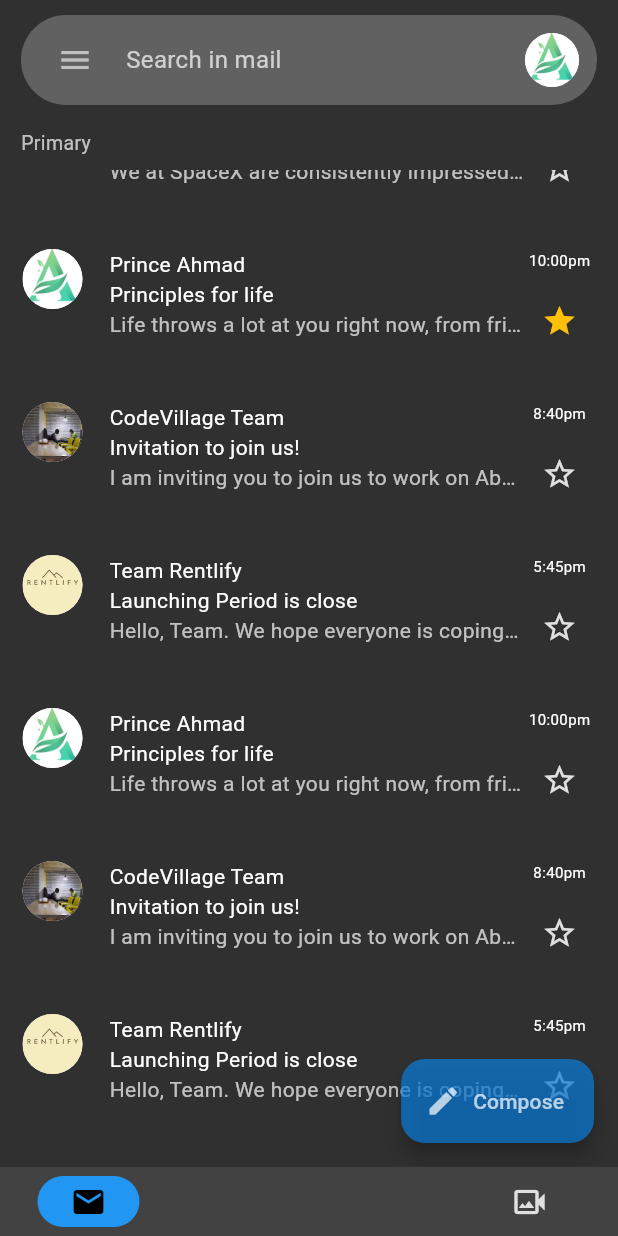
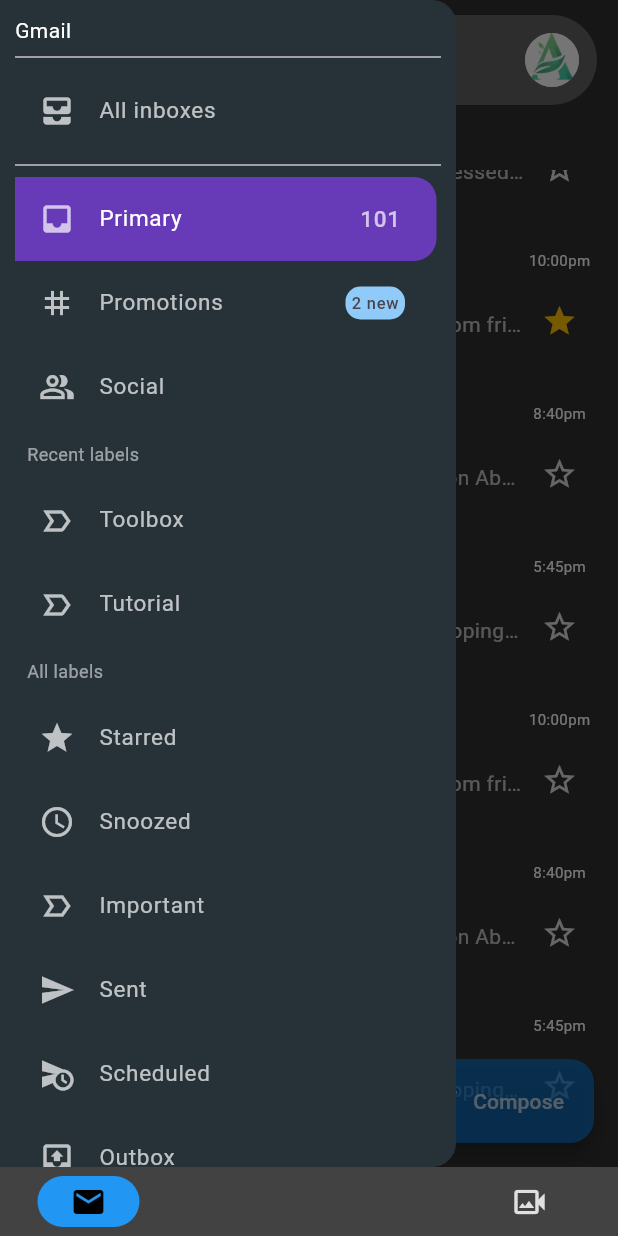
Before and after one commit to ahmad-cod/gmail_ui_clone, a Flutter app: the screen it shows after launch, scrolled down 467 dp, after a tap on the "menu" icon, on a phone screen of 412 x 824 dp. Run offline on Flutter 3.47's test engine with Material 3 defaults, Android fonts, the phone set to English and light mode, and no system bars; drawn by our look-alikes of google_nav_bar; our stand-ins replace flutter_svg, google_fonts.

Commit message:
feat: Add side menu

```diff
--- /dev/null
+++ b/lib/components/custom_drawer_tile.dart
@@ -0,0 +1,21 @@
+import 'package:flutter/material.dart';
+
+class CustomDrawerTile extends StatelessWidget {
+  const CustomDrawerTile({super.key, required this.iconData, required this.text});
+
+  final IconData iconData;
+  final String text;
+
+  @override
+  Widget build(BuildContext context) {
+    return ListTile(
+                leading: Icon(iconData, color: Colors.white70,),
+                title: Text(text,
+                style: const TextStyle(
+                  color: Colors.white70,
+                  fontSize: 15,
+                ),
+                ),
+              );
+  }
+}
--- /dev/null
+++ b/lib/components/custom_drawer_title.dart
@@ -0,0 +1,21 @@
+import 'package:flutter/material.dart';
+
+class CustomDrawerTitle extends StatelessWidget {
+  const CustomDrawerTitle({super.key, required this.data});
+
+  final String data;
+
+  @override
+  Widget build(BuildContext context) {
+    return Padding(
+      padding: const EdgeInsets.all(8.0),
+      child: Text(
+        data,
+        style: const TextStyle(
+          fontSize: 12,
+          color: Colors.white54
+        )
+      ),
+    );
+  }
+}
--- /dev/null
+++ b/lib/components/my_drawer.dart
@@ -0,0 +1,134 @@
+import 'package:flutter/material.dart';
+import 'package:gmail_clone/components/custom_drawer_tile.dart';
+import 'package:gmail_clone/components/custom_drawer_title.dart';
+import 'package:gmail_clone/model/drawer_item.dart';
+
+class MyDrawer extends StatelessWidget {
+  const MyDrawer({super.key});
+
+  final List<DrawerItem> _drawerItems = const [
+    DrawerItem(iconData: Icons.star, title: 'Starred'),
+    DrawerItem(iconData: Icons.schedule_sharp, title: 'Snoozed'),
+    DrawerItem(iconData: Icons.label_important_outline_sharp, title: 'Important'),
+    DrawerItem(iconData: Icons.send, title: 'Sent'),
+    DrawerItem(iconData: Icons.schedule_send, title: 'Scheduled'),
+    DrawerItem(iconData: Icons.outbox, title: 'Outbox'),
+    DrawerItem(iconData: Icons.drafts, title: 'Drafts'),
+    DrawerItem(iconData: Icons.mail_sharp, title: 'All mail'),
+    DrawerItem(iconData: Icons.dangerous_outlined, title: 'Spam'),
+    DrawerItem(iconData: Icons.delete, title: 'Trash'),
+    DrawerItem(iconData: Icons.label_important_outline_sharp, title: 'Old Inbox'),
+    DrawerItem(iconData: Icons.label_important_outline_sharp, title: 'toolbox'),
+    DrawerItem(iconData: Icons.label_important_outline_sharp, title: 'Tutorial'),
+  ];
+
+  @override
+  Widget build(BuildContext context) {
+    return Drawer(
+      backgroundColor: Colors.blueGrey[900],
+
+      child: ListView(
+        padding: const EdgeInsets.all(10),
+        children: [
+          const Text('Gmail'),
+          const Divider(),
+          const CustomDrawerTile(
+            iconData: Icons.all_inbox,
+            text: 'All inboxes',
+          ),
+          const Divider(),
+          Container(
+            margin: const EdgeInsets.only(right: 3),
+            decoration: const BoxDecoration(
+              color: Colors.deepPurple,
+              borderRadius: BorderRadius.only(topRight: Radius.circular(15), bottomRight: Radius.circular(15)),
+            ),
+            child: const ListTile(
+              leading: Icon(Icons.inbox, color: Colors.white70,),
+              title: Text('Primary',
+                style: TextStyle(
+                  color: Colors.white,
+                  fontSize: 15),
+              ),
+              trailing: Text('101',
+              style: TextStyle(
+                color: Colors.white70,
+                fontSize: 15),
+              ),
+            ),
+          ),
+          ListTile(
+            leading: const Icon(Icons.tag, color: Colors.white70,),
+            title: const Text('Promotions',
+              style: TextStyle(
+                color: Colors.white70,
+                fontSize: 15,
+              ),
+            ),
+            trailing: Container(
+              padding: const EdgeInsets.symmetric(horizontal: 4, vertical: 3),
+              decoration: BoxDecoration(
+                color: Colors.blue[200],
+                borderRadius: BorderRadius.circular(10)
+              ),
+              child: const Text('2 new'),
+            ),
+          ),
+          const CustomDrawerTile(
+            iconData: Icons.people_alt_outlined,
+            text: 'Social',
+          ),
+          const CustomDrawerTitle(data: 'Recent labels'),
+          const CustomDrawerTile(
+            iconData: Icons.label_important_outline,
+            text: 'Toolbox',
+          ),
+          const CustomDrawerTile(
+            iconData: Icons.label_important_outline,
+            text: 'Tutorial',
+          ),
+          const CustomDrawerTitle(data: 'All labels'),
+         SizedBox(
+          height: 630,
+           child: ListView.builder(
+            itemCount: _drawerItems.length,
+            itemBuilder: (context, index) {
+              return ListTile(
+                leading: Icon(_drawerItems[index].iconData, color: Colors.white70,),
+                title: Text(_drawerItems[index].title,
+                style: const TextStyle(
+                  color: Colors.white70,
+                  fontSize: 15,
+                ),
+                ),
+              );
+            }
+           ),
+         ),
+
+          const CustomDrawerTitle(data: 'Google Apps'),
+          const CustomDrawerTile(
+            iconData: Icons.calendar_today,
+            text: 'Calendar',
+          ),
+          const CustomDrawerTile(
+            iconData: Icons.contacts,
+            text: 'Contacts',
+          ),
+          const Divider(),
+          const CustomDrawerTile(
+            iconData: Icons.settings,
+            text: 'Settings',
+          ),
+
+          const CustomDrawerTile(
+            iconData: Icons.help_outline,
+            text: 'Help & feedback',
+          ),
+
+
+        ],
+      ),
+    );
+  }
+}
--- /dev/null
+++ b/lib/model/drawer_item.dart
@@ -0,0 +1,13 @@
+import 'package:flutter/material.dart';
+
+class DrawerItem {
+  const DrawerItem({
+    required this.iconData,
+    required this.title,
+    this.trailingText,
+  });
+
+  final IconData iconData;
+  final String title;
+  final String? trailingText;
+}
--- a/lib/pages/emails_page.dart
+++ b/lib/pages/emails_page.dart
@@ -1,5 +1,6 @@
 import 'package:flutter/material.dart';
 import 'package:gmail_clone/components/email_card.dart';
+import 'package:gmail_clone/components/my_drawer.dart';
 import 'package:gmail_clone/model/email.dart';
 
 class EmailsPage extends StatelessWidget {
@@ -9,11 +10,18 @@
   Widget build(BuildContext context) {
     return Scaffold(
       backgroundColor: Colors.grey[850],
+      drawer: const MyDrawer(),
       floatingActionButton: FloatingActionButton.extended(
         onPressed: () {},
         backgroundColor: const Color.fromARGB(174, 9, 128, 225),
-        label: const Text('Compose', style: TextStyle(color: Colors.white70),),
-        icon: const Icon(Icons.edit, color: Colors.white70,),
+        label: const Text(
+          'Compose',
+          style: TextStyle(color: Colors.white70),
+        ),
+        icon: const Icon(
+          Icons.edit,
+          color: Colors.white70,
+        ),
       ),
       body: SafeArea(
         child: Padding(
@@ -34,12 +42,16 @@
                   children: [
                     Row(
                       children: [
-                        IconButton(
-                            onPressed: () {},
-                            icon: const Icon(
-                              Icons.menu,
-                              color: Colors.white60,
-                            )),
+                        Builder(builder: (context) {
+                          return IconButton(
+                              onPressed: () {
+                                Scaffold.of(context).openDrawer();
+                              },
+                              icon: const Icon(
+                                Icons.menu,
+                                color: Colors.white60,
+                              ));
+                        }),
                         const SizedBox(
                           width: 10,
                         ),
```
Also changed, not shown: pubspec.lock.
